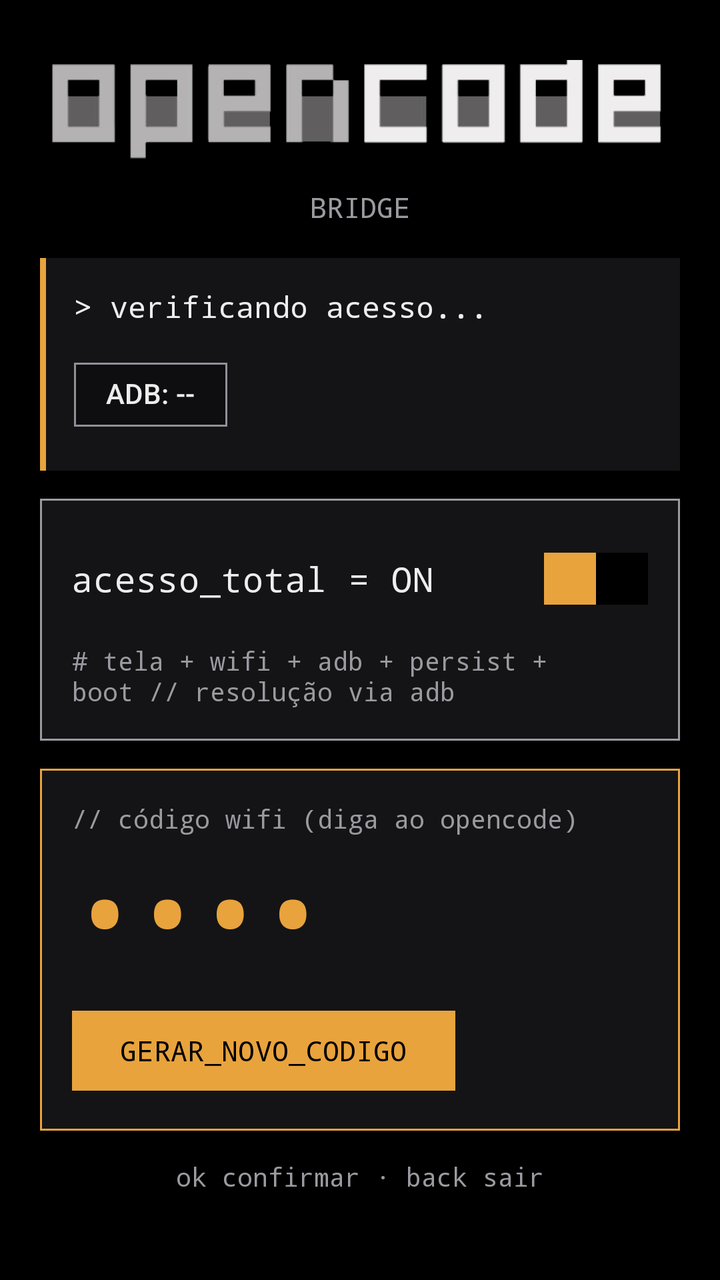
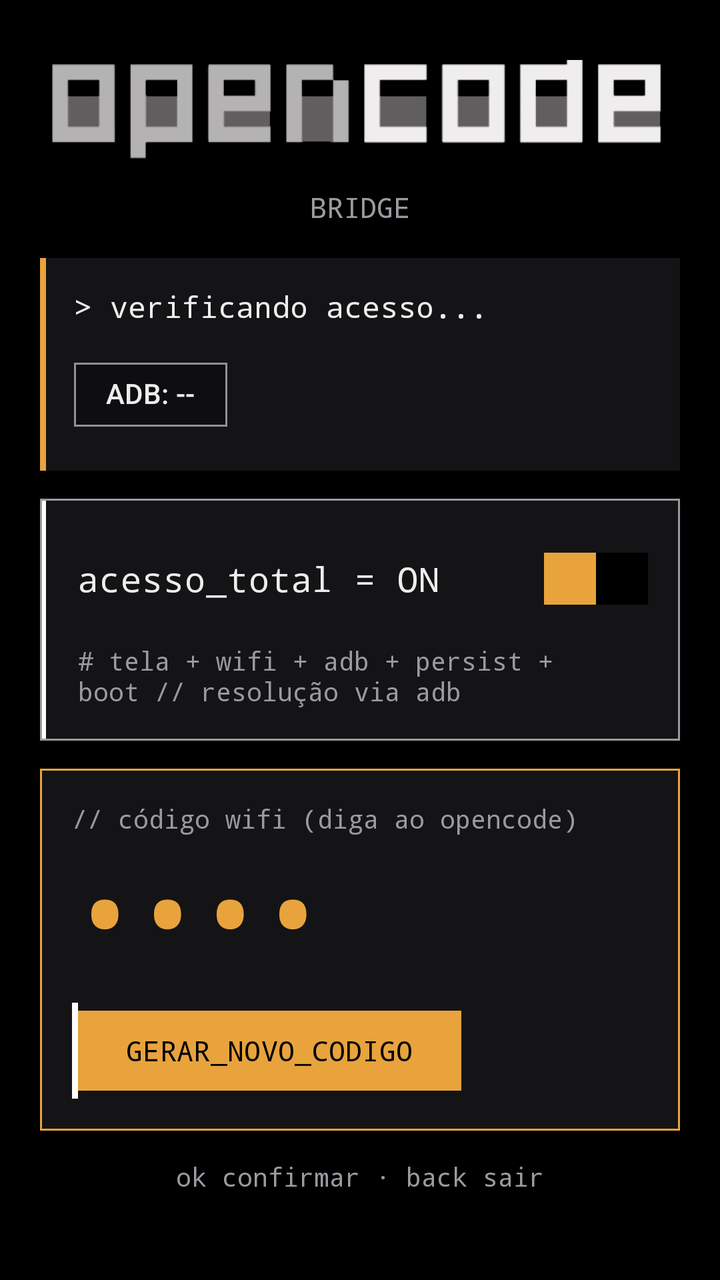

Before-and-after screenshots of an Android layout around one commit, followed by the original layout XML and the change that was made.
<!-- AndroidManifest.xml: application theme Theme.OpenBridge -->
<!-- res/layout/activity_main.xml -->
<?xml version="1.0" encoding="utf-8"?>
<ScrollView xmlns:android="http://schemas.android.com/apk/res/android"
    xmlns:app="http://schemas.android.com/apk/res-auto"
    android:layout_width="match_parent"
    android:layout_height="match_parent"
    android:background="@color/oc_bg"
    android:fillViewport="true">

    <LinearLayout
        android:layout_width="match_parent"
        android:layout_height="wrap_content"
        android:orientation="vertical"
        android:padding="20dp">

        <ImageView
            android:layout_width="match_parent"
            android:layout_height="72dp"
            android:layout_gravity="center_horizontal"
            android:adjustViewBounds="true"
            android:contentDescription="opencode"
            android:scaleType="fitCenter"
            android:src="@drawable/opencode_banner" />

        <TextView
            android:layout_width="wrap_content"
            android:layout_height="wrap_content"
            android:layout_gravity="center_horizontal"
            android:layout_marginTop="2dp"
            android:fontFamily="monospace"
            android:text="BRIDGE"
            android:textColor="@color/oc_muted"
            android:textSize="14sp" />

        <LinearLayout
            android:layout_width="match_parent"
            android:layout_height="wrap_content"
            android:layout_marginTop="16dp"
            android:background="@color/oc_card"
            android:orientation="horizontal">

            <View
                android:layout_width="3dp"
                android:layout_height="match_parent"
                android:background="@color/oc_border" />

            <LinearLayout
                android:layout_width="match_parent"
                android:layout_height="wrap_content"
                android:orientation="vertical"
                android:padding="14dp">

                <TextView
                    android:id="@+id/txtStatus"
                    android:layout_width="wrap_content"
                    android:layout_height="wrap_content"
                    android:fontFamily="monospace"
                    android:text="> verificando acesso..."
                    android:textColor="@color/oc_text"
                    android:textSize="15sp" />

                <com.google.android.material.chip.Chip
                    android:id="@+id/chipAdb"
                    android:layout_width="wrap_content"
                    android:layout_height="wrap_content"
                    android:layout_marginTop="10dp"
                    android:text="ADB: --"
                    app:chipCornerRadius="0dp" />

            </LinearLayout>
        </LinearLayout>

        <com.google.android.material.card.MaterialCardView
            android:layout_width="match_parent"
            android:layout_height="wrap_content"
            android:layout_marginTop="14dp"
            app:cardBackgroundColor="@color/oc_card"
            app:cardCornerRadius="0dp"
            app:cardElevation="0dp"
            app:strokeColor="@color/oc_muted"
            app:strokeWidth="1dp">

            <LinearLayout
                android:layout_width="match_parent"
                android:layout_height="wrap_content"
                android:orientation="vertical"
                android:padding="16dp">

                <androidx.appcompat.widget.SwitchCompat
                    android:id="@+id/swTotal"
                    android:layout_width="match_parent"
                    android:layout_height="wrap_content"
                    android:fontFamily="monospace"
                    android:text="acesso_total = ON"
                    android:textColor="@color/oc_text"
                    android:textSize="17sp"
                    android:thumb="@drawable/square_thumb"
                    app:thumbTint="@color/oc_primary"
                    app:track="@drawable/square_track"
                    app:trackTint="@color/oc_bg" />

                <TextView
                    android:layout_width="wrap_content"
                    android:layout_height="wrap_content"
                    android:layout_marginTop="8dp"
                    android:fontFamily="monospace"
                    android:text="# tela + wifi + adb + persist + boot // resolução via adb"
                    android:textColor="@color/oc_muted"
                    android:textSize="13sp" />

            </LinearLayout>
        </com.google.android.material.card.MaterialCardView>

        <com.google.android.material.card.MaterialCardView
            android:layout_width="match_parent"
            android:layout_height="wrap_content"
            android:layout_marginTop="14dp"
            app:cardBackgroundColor="@color/oc_card"
            app:cardCornerRadius="0dp"
            app:cardElevation="0dp"
            app:strokeColor="@color/oc_border"
            app:strokeWidth="1dp">

            <LinearLayout
                android:layout_width="match_parent"
                android:layout_height="wrap_content"
                android:orientation="vertical"
                android:padding="16dp">

                <TextView
                    android:layout_width="wrap_content"
                    android:layout_height="wrap_content"
                    android:fontFamily="monospace"
                    android:text="// código wifi (diga ao opencode)"
                    android:textColor="@color/oc_muted"
                    android:textSize="13sp" />

                <TextView
                    android:id="@+id/txtPin"
                    android:layout_width="wrap_content"
                    android:layout_height="wrap_content"
                    android:layout_marginTop="4dp"
                    android:fontFamily="monospace"
                    android:text="••••"
                    android:textColor="@color/oc_primary"
                    android:textSize="52sp"
                    android:textStyle="bold" />

                <com.google.android.material.button.MaterialButton
                    android:id="@+id/btnPin"
                    android:layout_width="wrap_content"
                    android:layout_height="wrap_content"
                    android:layout_marginTop="10dp"
                    android:focusable="true"
                    android:focusableInTouchMode="true"
                    android:fontFamily="monospace"
                    android:text="GERAR_NOVO_CODIGO"
                    app:cornerRadius="0dp" />

            </LinearLayout>
        </com.google.android.material.card.MaterialCardView>

        <TextView
            android:layout_width="wrap_content"
            android:layout_height="wrap_content"
            android:layout_gravity="center_horizontal"
            android:layout_marginTop="14dp"
            android:fontFamily="monospace"
            android:text="ok confirmar · back sair"
            android:textColor="@color/oc_muted"
            android:textSize="13sp" />

    </LinearLayout>
</ScrollView>
<!-- resources referenced by this layout -->
<resources>
  <color name="oc_bg">#000000</color>
  <color name="oc_border">#E8A33D</color>
  <color name="oc_card">#141416</color>
  <color name="oc_muted">#9A9AA0</color>
  <color name="oc_primary">#E8A33D</color>
  <color name="oc_text">#EDEDED</color>
  <!-- drawable opencode_banner: png bitmap (drawable-nodpi, 8702 bytes) -->
  <!-- drawable square_thumb (drawable) -->
  <?xml version="1.0" encoding="utf-8"?>
  <shape xmlns:android="http://schemas.android.com/apk/res/android" android:shape="rectangle">
      <solid android:color="@color/oc_primary" />
      <size android:width="26dp" android:height="26dp" />
  </shape>
  <!-- drawable square_track (drawable) -->
  <?xml version="1.0" encoding="utf-8"?>
  <shape xmlns:android="http://schemas.android.com/apk/res/android" android:shape="rectangle">
      <solid android:color="@color/oc_card" />
      <stroke android:width="1dp" android:color="@color/oc_muted" />
      <size android:width="52dp" android:height="26dp" />
  </shape>
  <style name="Theme.OpenBridge" parent="Theme.Material3.Dark.NoActionBar">
          <item name="colorPrimary">@color/oc_primary</item>
          <item name="colorOnPrimary">@color/oc_on_primary</item>
          <item name="android:colorBackground">@color/oc_bg</item>
          <item name="colorSurface">@color/oc_surface</item>
          <item name="colorOnSurface">@color/oc_text</item>
          <item name="shapeAppearanceSmallComponent">@style/Shape.Square</item>
          <item name="shapeAppearanceMediumComponent">@style/Shape.Square</item>
          <item name="shapeAppearanceLargeComponent">@style/Shape.Square</item>
      </style>
  <color name="oc_on_primary">#000000</color>
  <color name="oc_surface">#0E0E10</color>
  <style name="Shape.Square" parent="">
          <item name="cornerFamily">rounded</item>
          <item name="cornerSize">0dp</item>
      </style>
</resources>

<!-- the commit's change to res/layout/activity_main.xml (unified diff, before → after) -->
@@ -82,8 +82,18 @@
             <LinearLayout
                 android:layout_width="match_parent"
                 android:layout_height="wrap_content"
-                android:orientation="vertical"
-                android:padding="16dp">
+                android:orientation="horizontal">
+
+                <View
+                    android:layout_width="3dp"
+                    android:layout_height="match_parent"
+                    android:background="#FFFFFF" />
+
+                <LinearLayout
+                    android:layout_width="match_parent"
+                    android:layout_height="wrap_content"
+                    android:orientation="vertical"
+                    android:padding="16dp">
 
                 <androidx.appcompat.widget.SwitchCompat
                     android:id="@+id/swTotal"
@@ -107,6 +117,7 @@
                     android:textColor="@color/oc_muted"
                     android:textSize="13sp" />
 
+                </LinearLayout>
             </LinearLayout>
         </com.google.android.material.card.MaterialCardView>
 
@@ -145,16 +156,30 @@
                     android:textSize="52sp"
                     android:textStyle="bold" />
 
-                <com.google.android.material.button.MaterialButton
-                    android:id="@+id/btnPin"
+                <LinearLayout
                     android:layout_width="wrap_content"
                     android:layout_height="wrap_content"
                     android:layout_marginTop="10dp"
-                    android:focusable="true"
-                    android:focusableInTouchMode="true"
-                    android:fontFamily="monospace"
-                    android:text="GERAR_NOVO_CODIGO"
-                    app:cornerRadius="0dp" />
+                    android:orientation="horizontal">
+
+                    <View
+                        android:layout_width="3dp"
+                        android:layout_height="match_parent"
+                        android:background="#FFFFFF" />
+
+                    <com.google.android.material.button.MaterialButton
+                        android:id="@+id/btnPin"
+                        android:layout_width="wrap_content"
+                        android:layout_height="wrap_content"
+                        android:focusable="true"
+                        android:focusableInTouchMode="true"
+                        android:fontFamily="monospace"
+                        android:text="GERAR_NOVO_CODIGO"
+                        app:cornerRadius="0dp"
+                        app:strokeColor="@color/btn_stroke"
+                        app:strokeWidth="3dp" />
+
+                </LinearLayout>
 
             </LinearLayout>
         </com.google.android.material.card.MaterialCardView>
